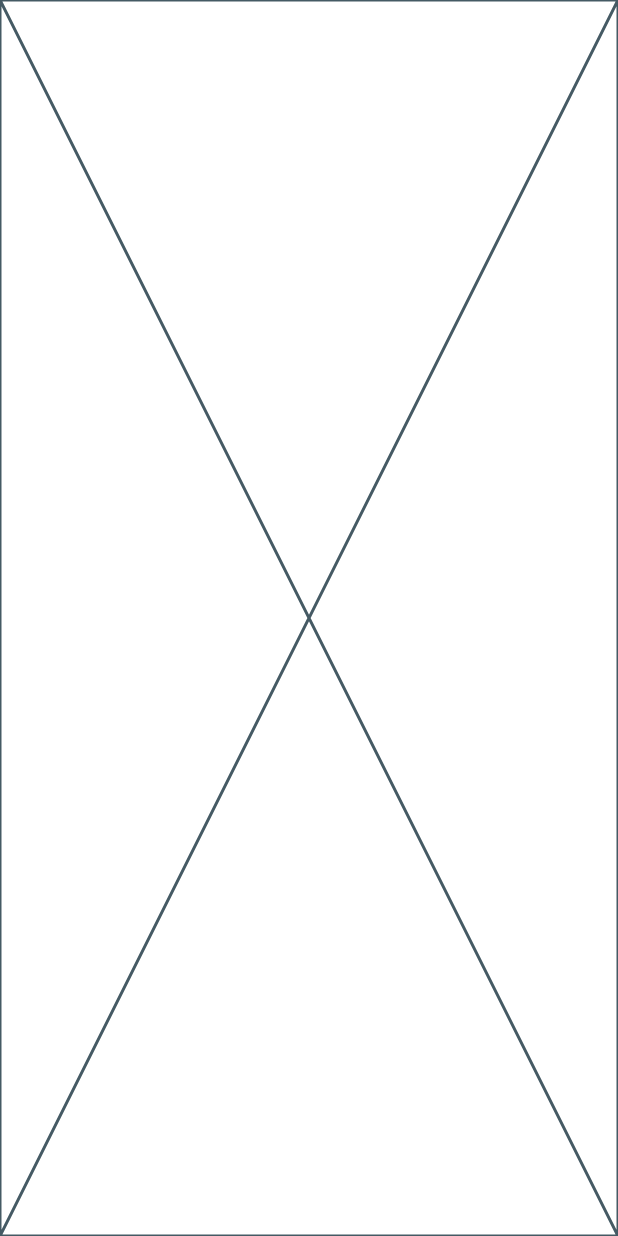
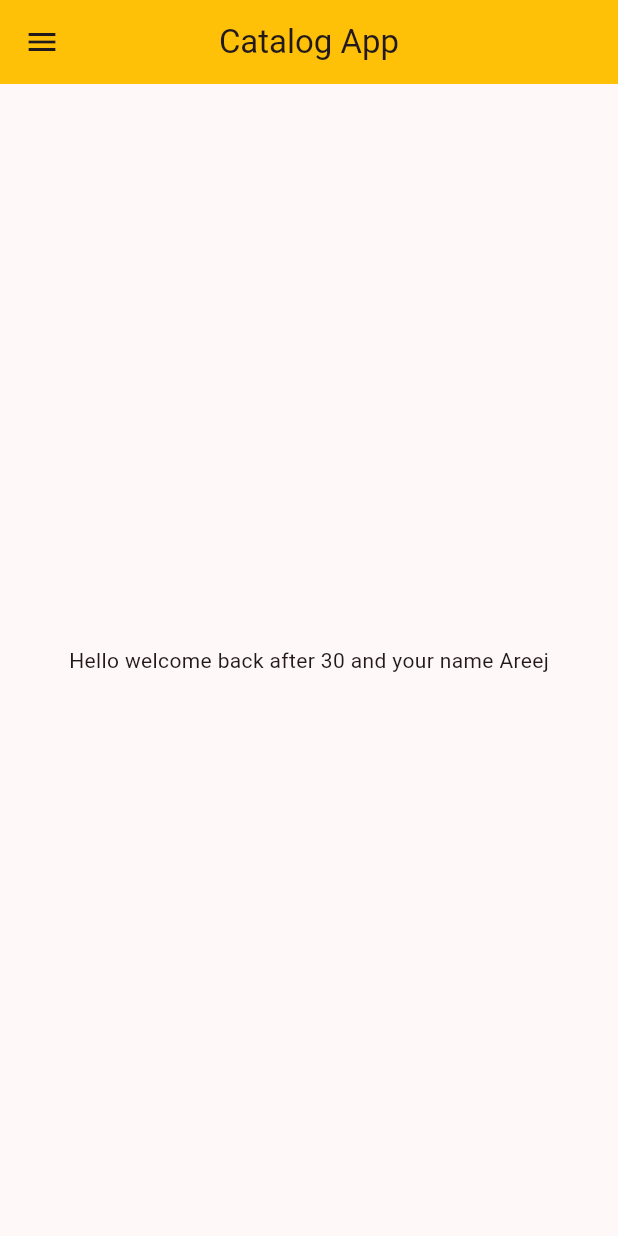
Before and after one commit to ArianaFin/30DaysOfFlutter, a Flutter app: the screen it shows after launch, on a phone screen of 412 x 824 dp. Run offline on Flutter 3.47's test engine with Material 3 defaults, Android fonts, the phone set to English and light mode, and no system bars.

Commit message:
Day2 changes commit

```diff
--- a/lib/Home_page.dart
+++ b/lib/Home_page.dart
@@ -1,10 +1,22 @@
 import 'package:flutter/material.dart';
 
 class HomePage extends StatelessWidget {
-  const HomePage({super.key});
-
+  final int Days = 30;
+  final String Name = "Areej";
   @override
   Widget build(BuildContext context) {
-    return const Placeholder();
+    return Scaffold(
+      appBar: AppBar(
+        backgroundColor: Colors.amber,
+        title: Text("Catalog App"),
+        centerTitle: true,
+      ),
+      drawer: Drawer(),
+      body: Center(
+        child: Container(
+          child: Text("Hello welcome back after $Days and your name $Name"),
+        ),
+      ),
+    );
   }
 }
```
